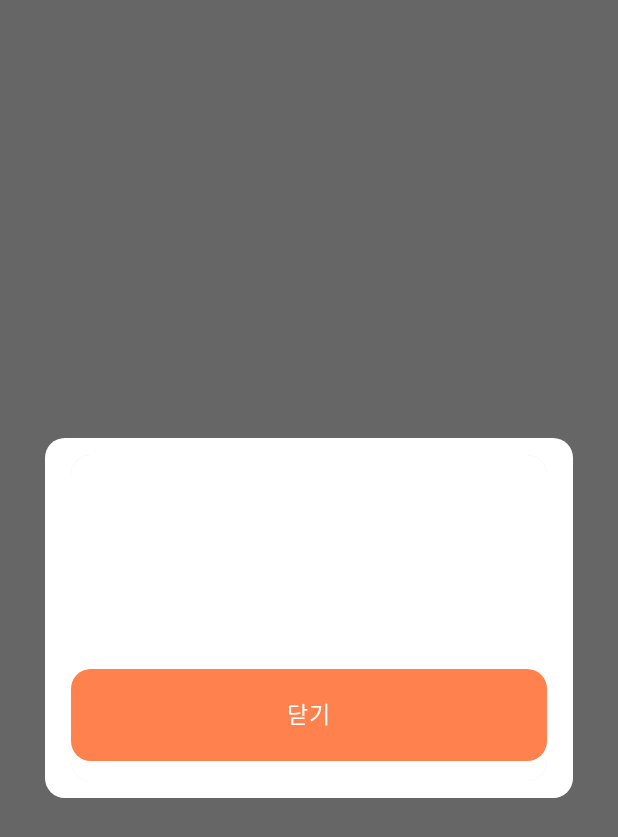
After one commit to Giuune/Giuune, an Android app built with Jetpack Compose: the composable GPAlertDialog called with empty values, on a phone screen of 412 x 824 dp. The commit adds this screen. Shown: the top 837 px of the screen. Run offline under Robolectric (Android 15) with nearby library versions, the phone set to English and light mode, and no system bars; our stand-ins replace Compose Multiplatform resources.

Commit message:
[ADD] 색상 및 다이얼로그 템플릿 추가

```diff
--- /dev/null
+++ b/Giunne/common/src/commonMain/kotlin/com/project/giunnae/common/presentation/common/dialog/GPAlertDialog.kt
@@ -0,0 +1,108 @@
+package com.project.giunnae.common.presentation.common.dialog
+
+import androidx.compose.foundation.background
+import androidx.compose.foundation.layout.Arrangement
+import androidx.compose.foundation.layout.Column
+import androidx.compose.foundation.layout.Row
+import androidx.compose.foundation.layout.fillMaxWidth
+import androidx.compose.foundation.layout.height
+import androidx.compose.foundation.layout.padding
+import androidx.compose.foundation.layout.width
+import androidx.compose.foundation.layout.wrapContentHeight
+import androidx.compose.foundation.shape.RoundedCornerShape
+import androidx.compose.material3.Card
+import androidx.compose.runtime.Composable
+import androidx.compose.ui.Alignment
+import androidx.compose.ui.Modifier
+import androidx.compose.ui.window.Dialog
+import androidx.compose.ui.window.DialogProperties
+import com.project.giunnae.common.presentation.common.button.GPButton
+import com.project.giunnae.common.presentation.common.text.GPText
+import com.project.giunnae.common.ui.theme.GPColor
+import com.project.giunnae.common.util.GPFontFamily
+import com.project.giunnae.common.util.gdp
+import com.project.giunnae.common.util.gsp
+
+@Composable
+fun GPAlertDialog(
+    modifier: Modifier = Modifier,
+    dismiss: () -> Unit,
+    title: String,
+    content: String,
+) {
+    Dialog(
+        onDismissRequest = { dismiss() },
+        properties = DialogProperties(
+            usePlatformDefaultWidth = false,
+        )
+    ) {
+        Card(
+            modifier = Modifier
+                .background(GPColor.White, RoundedCornerShape(12.gdp))
+                .width(320.gdp)
+                .wrapContentHeight()
+                .padding(vertical = 10.gdp, horizontal = 16.gdp),
+            shape = RoundedCornerShape(12.gdp)
+        ) {
+            Column(
+                modifier = Modifier
+                    .background(GPColor.White)
+                    .fillMaxWidth()
+                    .wrapContentHeight(),
+                horizontalAlignment = Alignment.CenterHorizontally
+            ) {
+                Row(
+                    modifier = Modifier
+                        .fillMaxWidth()
+                        .height(56.gdp),
+                    verticalAlignment = Alignment.CenterVertically,
+                    horizontalArrangement = Arrangement.Center
+                ) {
+                    GPText(
+                        text = title,
+                        textSize = 18.gsp,
+                        textColor = GPColor.ButtonBlack,
+                        fontFamily = GPFontFamily.Regular
+                    )
+                }
+                Row(
+                    modifier = Modifier
+                        .padding(vertical = 20.gdp)
+                        .fillMaxWidth()
+                        .wrapContentHeight(),
+                    verticalAlignment = Alignment.CenterVertically,
+                    horizontalArrangement = Arrangement.Center
+                ) {
+                    GPText(
+                        text = content,
+                        textSize = 12.gsp,
+                        textColor = GPColor.TextGray,
+                        fontFamily = GPFontFamily.Regular
+                    )
+                }
+                Row(
+                    modifier = Modifier
+                        .height(80.gdp),
+                    verticalAlignment = Alignment.CenterVertically
+                ) {
+                    GPButton(
+                        modifier = Modifier
+                            .fillMaxWidth()
+                            .height(56.gdp),
+                        normalColor = GPColor.ButtonOrange,
+                        pressColor = GPColor.ButtonPressOrange,
+                        hoverColor = GPColor.ButtonHoverOrange,
+                        onClick = { dismiss() },
+                    ) {
+                        GPText(
+                            text = "닫기",
+                            textSize = 14.gsp,
+                            fontFamily = GPFontFamily.Bold,
+                            textColor = GPColor.White
+                        )
+                    }
+                }
+            }
+        }
+    }
+}
--- a/Giunne/common/src/commonMain/kotlin/com/project/giunnae/common/presentation/common/textfield/GPTextField.kt
+++ b/Giunne/common/src/commonMain/kotlin/com/project/giunnae/common/presentation/common/textfield/GPTextField.kt
@@ -60,7 +60,7 @@ fun GPTextField(
     val isFocused = remember { mutableStateOf(false) }
 
     val textFieldBorderColor by animateColorAsState(
-        targetValue = if (isFocused.value) GPColor.ButtonBlue else GPColor.Transparent,
+        targetValue = if (isFocused.value) GPColor.MainOrangeColor else GPColor.BorderLightGray,
         animationSpec = if (isFocused.value) {
             tween(durationMillis = 200, easing = FastOutSlowInEasing)
         } else {
@@ -69,7 +69,7 @@ fun GPTextField(
     )
 
     val hintTextXOffset: Dp by animateDpAsState(
-        targetValue = if (isFocused.value) (4.gdp) else 0.gdp,
+        targetValue = if (isFocused.value) (2.gdp) else 0.gdp,
         animationSpec = tween(durationMillis = 200)
     )
 
@@ -92,7 +92,7 @@ fun GPTextField(
                 modifier = Modifier
                     .fillMaxSize()
                     .background(
-                        color = GPColor.BackgroundLightGray,
+                        color = GPColor.White,
                         shape = shape
                     )
                     .border(
--- a/Giunne/common/src/commonMain/kotlin/com/project/giunnae/common/presentation/root/RootContent.kt
+++ b/Giunne/common/src/commonMain/kotlin/com/project/giunnae/common/presentation/root/RootContent.kt
@@ -21,6 +21,7 @@ import com.project.giunnae.common.presentation.main.splash.SplashScreen
 import com.project.giunnae.common.presentation.main.student.StudentMainScreen
 import com.project.giunnae.common.presentation.main.teacher.TeacherMainScreen
 import com.project.giunnae.common.presentation.signup.SignupScreen
+import com.project.giunnae.common.util.NanumRound
 import com.project.giunnae.common.util.NotoSans
 import kotlinx.coroutines.delay
 
@@ -31,7 +32,7 @@ fun RootContent(
     modifier: Modifier = Modifier,
 ) {
     /* settings init */
-    NotoSans.initFont()
+    NanumRound.initFont()
     setSingletonImageLoaderFactory { context ->
         newImageLoader(context, true)
     }
--- a/Giunne/common/src/commonMain/kotlin/com/project/giunnae/common/util/FontUtil.kt
+++ b/Giunne/common/src/commonMain/kotlin/com/project/giunnae/common/util/FontUtil.kt
@@ -6,6 +6,12 @@ import androidx.compose.ui.text.font.FontFamily
 import androidx.compose.ui.text.font.FontStyle
 import androidx.compose.ui.text.font.FontWeight
 import com.project.giunnae.Res
+import com.project.giunnae.common.util.NotoSans.fontMedium
+import com.project.giunnae.common.util.NotoSans.medium
+import com.project.giunnae.nanum_square_round_bold
+import com.project.giunnae.nanum_square_round_extrabold
+import com.project.giunnae.nanum_square_round_light
+import com.project.giunnae.nanum_square_round_regular
 import com.project.giunnae.noto_sans_bold
 import com.project.giunnae.noto_sans_extrabold
 import com.project.giunnae.noto_sans_light
@@ -51,23 +57,54 @@ object NotoSans {
     }
 }
 
+object NanumRound {
+    var light: FontResource = Res.font.nanum_square_round_light
+    var regular: FontResource = Res.font.nanum_square_round_regular
+    var bold: FontResource = Res.font.nanum_square_round_bold
+    var extraBold: FontResource = Res.font.nanum_square_round_extrabold
+
+    var fontLight: Font = object : Font {
+        override val style: FontStyle = FontStyle.Normal
+        override val weight: FontWeight = FontWeight.Light
+    }
+    var fontRegular: Font = object : Font {
+        override val style: FontStyle = FontStyle.Normal
+        override val weight: FontWeight = FontWeight.Normal
+    }
+    var fontBold: Font = object : Font {
+        override val style: FontStyle = FontStyle.Normal
+        override val weight: FontWeight = FontWeight.Bold
+    }
+    var fontExtraBold: Font = object : Font {
+        override val style: FontStyle = FontStyle.Normal
+        override val weight: FontWeight = FontWeight.ExtraBold
+    }
+
+    @Composable
+    fun initFont() {
+        fontLight = org.jetbrains.compose.resources.Font(light, FontWeight.Light)
+        fontRegular = org.jetbrains.compose.resources.Font(regular, FontWeight.Normal)
+        fontBold = org.jetbrains.compose.resources.Font(bold, FontWeight.Bold)
+        fontExtraBold = org.jetbrains.compose.resources.Font(extraBold, FontWeight.ExtraBold)
+    }
+}
+
 fun GPFont(spec: FontResource): Font {
     return when(spec) {
-        NotoSans.light -> NotoSans.fontLight
-        NotoSans.regular -> NotoSans.fontRegular
-        NotoSans.medium -> NotoSans.fontMedium
-        NotoSans.bold -> NotoSans.fontBold
-        NotoSans.extraBold -> NotoSans.fontExtraBold
-        else -> NotoSans.fontRegular
+        NanumRound.light -> NanumRound.fontLight
+        NanumRound.regular -> NanumRound.fontRegular
+        NanumRound.bold -> NanumRound.fontBold
+        NanumRound.extraBold -> NanumRound.fontExtraBold
+        else -> NanumRound.fontRegular
     }
 }
 
 sealed class GPFontFamily() {
     companion object {
-        val Light = FontFamily(NotoSans.fontLight)
-        val Regular = FontFamily(NotoSans.fontRegular)
-        val Medium = FontFamily(NotoSans.fontMedium)
-        val Bold = FontFamily(NotoSans.fontBold)
-        val ExtraBold = FontFamily(NotoSans.fontExtraBold)
+        val Light = FontFamily(NanumRound.fontLight)
+        val Regular = FontFamily(NanumRound.fontRegular)
+        val Medium = FontFamily(NanumRound.fontRegular)
+        val Bold = FontFamily(NanumRound.fontBold)
+        val ExtraBold = FontFamily(NanumRound.fontExtraBold)
     }
 }
```
Also changed, not shown: Giunne/common/src/commonMain/kotlin/com/project/giunnae/common/presentation/common/button/GPButton.kt (+5 -5 lines), Giunne/common/src/commonMain/kotlin/com/project/giunnae/common/presentation/login/LoginComponent.kt (+23 -1 lines), Giunne/common/src/commonMain/kotlin/com/project/giunnae/common/presentation/login/LoginScreen.kt (+84 -45 lines), Giunne/common/src/commonMain/kotlin/com/project/giunnae/common/ui/theme/GPColor.kt (+20 -14 lines), Giunne/common/src/commonMain/composeResources/drawable/image_logo_rb.png (added), 4 other files.
